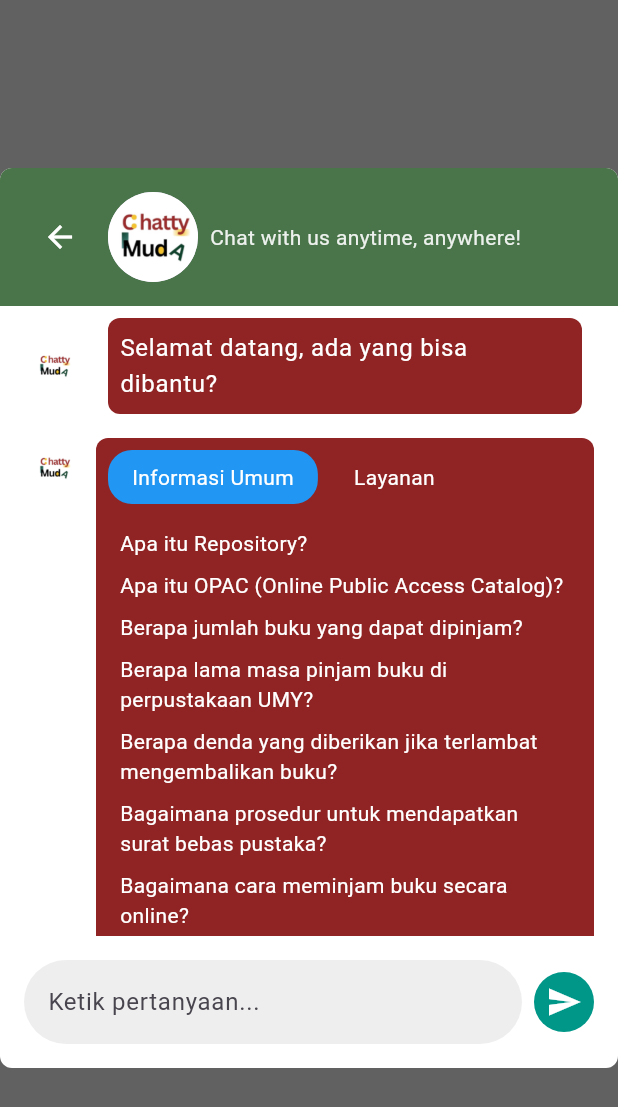
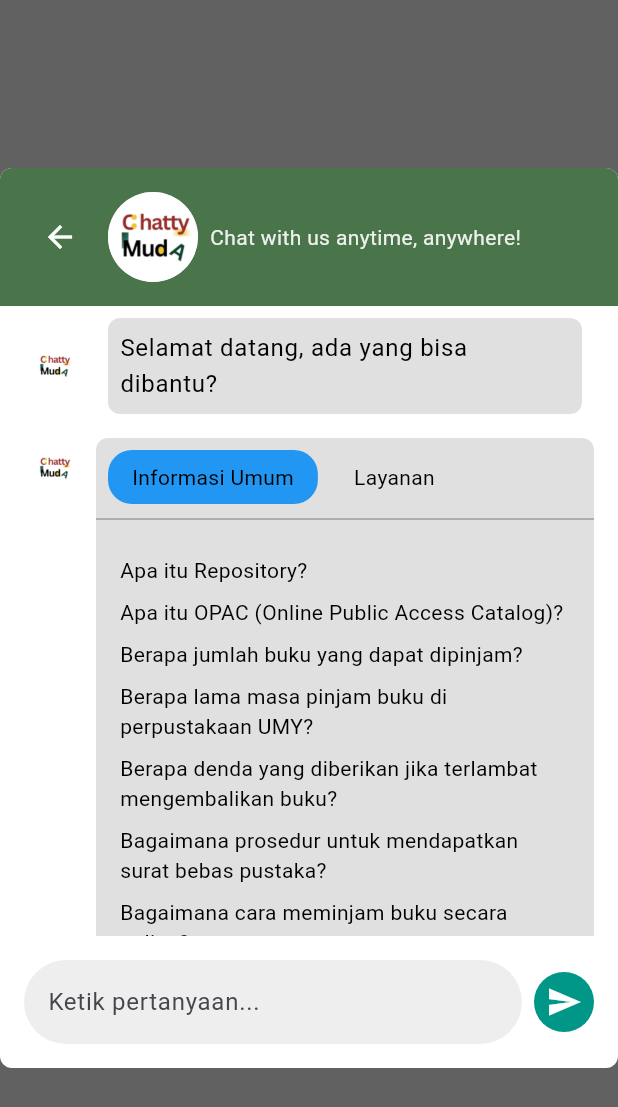
Before and after one commit to rezariswandhaaaa/frontend_chatbot, a Flutter app: the screen it shows after launch, after a tap on "Logout", after a tap on "Let's Go", on a phone screen of 412 x 824 dp. Shown: the top 1107 px of the screen. Run offline on Flutter 3.47's test engine with Material 3 defaults, Android fonts, the phone set to English and light mode, and no system bars; our stand-ins replace email_validator, file_picker; network calls fail.

```diff
--- a/lib/Authorized/admin_screen.dart
+++ b/lib/Authorized/admin_screen.dart
@@ -1,7 +1,6 @@
 import 'package:flutter/material.dart';
 import 'package:my_project/Authorized/addform.dart';
 import 'package:my_project/services/api_service.dart';
-import 'dart:io';
 import 'package:my_project/ui/landingpage.dart';
 import 'package:file_picker/file_picker.dart';
 
@@ -16,6 +15,8 @@ class _AdminScreenState extends State<AdminScreen> {
   int hoveredIndex = -1; // Variabel untuk melacak indeks yang di-hover
   List<dynamic> filteredQuestions = [];
   String searchQuery = '';
+  bool isHoveringDataInformasi = false;
+  bool isHoveringLogout = false;
 
   @override
   void initState() {
@@ -93,23 +94,48 @@ class _AdminScreenState extends State<AdminScreen> {
                 Expanded(
                   child: ListView(
                     children: [
-                      ListTile(
-                        leading: const Icon(Icons.info, color: Colors.black),
-                        title: const Text(
+                      MouseRegion(
+                        onEnter: (event) =>
+                            setState(() => isHoveringDataInformasi = true),
+                        onExit: (event) =>
+                            setState(() => isHoveringDataInformasi = false),
+                        child: ListTile(
+                          leading: Icon(Icons.info,
+                              color: isHoveringDataInformasi
+                                  ? Colors.red
+                                  : Colors.black),
+                          title: Text(
                             'Data Informasi',
                             style: TextStyle(
-                              color: Color.fromARGB(255, 164, 4, 4),
-                              fontWeight: FontWeight.bold),
+                              color: isHoveringDataInformasi
+                                  ? Color.fromARGB(
+                                      255, 255, 0, 0) // Warna merah saat hover
+                                  : Colors.black,
+                              fontWeight: FontWeight.bold,
+                            ),
                           ),
                           onTap: () {},
                         ),
+                      ),
                       const SizedBox(height: 10),
-                      ListTile(
-                        leading: const Icon(Icons.logout, color: Colors.black),
-                        title: const Text('Logout',
+                      // ListTile untuk Logout
+                      MouseRegion(
+                        onEnter: (event) =>
+                            setState(() => isHoveringLogout = true),
+                        onExit: (event) =>
+                            setState(() => isHoveringLogout = false),
+                        child: ListTile(
+                          leading: Icon(Icons.logout,
+                              color:
+                                  isHoveringLogout ? Colors.red : Colors.black),
+                          title: Text(
+                            'Logout',
                             style: TextStyle(
-                                color: Colors.black,
-                                fontWeight: FontWeight.bold)),
+                              color:
+                                  isHoveringLogout ? Colors.red : Colors.black,
+                              fontWeight: FontWeight.bold,
+                            ),
+                          ),
                           onTap: () {
                             Navigator.pushAndRemoveUntil(
                               context,
@@ -119,6 +145,7 @@ class _AdminScreenState extends State<AdminScreen> {
                                   false, // Menghapus semua rute sebelumnya
                             );
                           },
+                        ),
                       ),
                     ],
                   ),
@@ -177,7 +204,7 @@ class _AdminScreenState extends State<AdminScreen> {
                                     MaterialPageRoute(
                                         builder: (context) => AddFormScreen()));
                               },
-                              icon: const Icon(Icons.add, color: Colors.white),
+                              icon: const Icon(Icons.add_box_outlined, color: Colors.white),
                               label: const Text(
                                 "Tambah Data",
                                 style: TextStyle(color: Colors.white),
@@ -193,9 +220,12 @@ class _AdminScreenState extends State<AdminScreen> {
                             const SizedBox(width: 16),
                             ElevatedButton.icon(
                               onPressed: _pickAndUploadFile,
-                              icon: const Icon(Icons.upload, color: Colors.white),
+                              icon: const Icon(Icons.upload_file,
+                                  color: Colors.white),
                               label: const Text("Unggah Excel",
-                                  style: TextStyle(color: Colors.white, )),
+                                  style: TextStyle(
+                                    color: Colors.white,
+                                  )),
                               style: ElevatedButton.styleFrom(
                                 shape: const RoundedRectangleBorder(
                                   borderRadius: BorderRadius.zero,
@@ -244,7 +274,7 @@ class _AdminScreenState extends State<AdminScreen> {
                       Expanded(
                         child: Center(
                           child: Card(
-                            color: const Color.fromARGB(255, 191, 204, 193),
+                            color: Colors.grey[300],
                             elevation: 4,
                             margin:
                                 const EdgeInsets.symmetric(horizontal: 16.0),
@@ -307,7 +337,7 @@ class _AdminScreenState extends State<AdminScreen> {
                                         },
                                         child: Card(
                                           color: hoveredIndex == index
-                                              ? Colors.grey[300]
+                                              ? Colors.grey[100]
                                               : Colors.white,
                                           margin: const EdgeInsets.symmetric(
                                               vertical: 8.0),
--- a/lib/ui/chatbot_screen.dart
+++ b/lib/ui/chatbot_screen.dart
@@ -1,6 +1,7 @@
 import 'package:flutter/material.dart';
 import 'package:my_project/services/api_service.dart';
 import 'package:my_project/ui/landingpage.dart'; // Import ApiService
+import 'package:url_launcher/url_launcher.dart';
 
 class ChatBotScreen extends StatefulWidget {
   const ChatBotScreen({Key? key}) : super(key: key);
@@ -62,16 +63,17 @@ class _ChatBotScreenState extends State<ChatBotScreen> {
     } catch (e) {
       setState(() {
         _isLoading = false;
-        // Tampilkan pesan jika terjadi kesalahan pada koneksi API
         _messages.add({
           'sender': 'bot',
           'text':
-              'Jawaban tidak ditemukan. Silakan hubungi admin melalui WhatsApp.'
+              'Jawaban tidak ditemukan. Silakan hubungi admin melalui WhatsApp.',
         });
+
+        // Tambahkan tautan WhatsApp
         _messages.add({
           'sender': 'bot',
           'text':
-              'Klik di sini(https://wa.me/6281234567890) untuk menghubungi admin.'
+              'Klik di sini untuk menghubungi admin: https://wa.me/6287717659395',
         });
       });
     }
@@ -86,6 +88,15 @@ class _ChatBotScreenState extends State<ChatBotScreen> {
       duration: const Duration(milliseconds: 300),
       curve: Curves.easeOut,
     );
+  }
+
+  Future<void> _openWhatsApp(String url) async {
+    final Uri uri = Uri.parse(url);
+    if (await canLaunchUrl(uri)) {
+      await launchUrl(uri, mode: LaunchMode.externalApplication);
+    } else {
+      throw 'Tidak dapat membuka tautan $url';
+    }
   }
 
   @override
@@ -221,12 +232,12 @@ class _ChatBotScreenState extends State<ChatBotScreen> {
         child: Container(
           padding: const EdgeInsets.all(8),
           decoration: BoxDecoration(
-            color: const Color.fromARGB(255, 144, 36, 36),
+            color: Colors.grey[300],
             borderRadius: BorderRadius.circular(8),
           ),
           child: const Text(
             'Selamat datang, ada yang bisa dibantu?',
-            style: TextStyle(color: Colors.white),
+            style: TextStyle(color: Colors.black),
           ),
         ),
       ),
@@ -251,7 +262,7 @@ class _ChatBotScreenState extends State<ChatBotScreen> {
           Flexible(
             child: Container(
               decoration: BoxDecoration(
-                color: const Color.fromARGB(255, 144, 36, 36),
+                color: Colors.grey[300],
                 borderRadius: BorderRadius.circular(8),
               ),
               child: IntrinsicWidth(
@@ -284,7 +295,7 @@ class _ChatBotScreenState extends State<ChatBotScreen> {
                                 category,
                                 style: TextStyle(
                                   color:
-                                      isSelected ? Colors.white : Colors.white,
+                                      isSelected ? Colors.black : Colors.black,
                                 ),
                               ),
                             ),
@@ -292,26 +303,56 @@ class _ChatBotScreenState extends State<ChatBotScreen> {
                         );
                       }).toList(),
                     ),
+                    const SizedBox(
+                      height: 2,
+                    ),
+                    const Divider(
+                      color: Colors.grey,
+                      thickness: 1,
+                    ),
                     Padding(
                       padding: const EdgeInsets.all(16),
                       child: Column(
                         crossAxisAlignment: CrossAxisAlignment.start,
                         children: _questionsByCategory[_selectedCategory]!
-                            .map((question) => Padding(
-                                  padding: const EdgeInsets.only(bottom: 8),
+                            .map((question) {
+                          bool isHovered = false;
+                          return StatefulBuilder(
+                            builder: (context, setHoverState) {
+                              return MouseRegion(
+                                onEnter: (_) {
+                                  setHoverState(() => isHovered = true);
+                                },
+                                onExit: (_) {
+                                  setHoverState(() => isHovered = false);
+                                },
                                 child: GestureDetector(
                                   onTap: () {
                                     _controller.text = question;
                                     _sendMessage();
                                   },
+                                  child: Padding(
+                                    padding: const EdgeInsets.only(bottom: 8),
                                     child: Text(
                                       question,
-                                      style:
-                                          const TextStyle(color: Colors.white),
+                                      style: TextStyle(
+                                        color: isHovered
+                                            ? Colors.blue
+                                            : Colors.black,
+                                        decoration: isHovered
+                                            ? TextDecoration.underline
+                                            : TextDecoration.none,
+                                        fontWeight: isHovered
+                                            ? FontWeight.bold
+                                            : FontWeight.normal,
                                       ),
                                     ),
-                                ))
-                            .toList(),
+                                  ),
+                                ),
+                              );
+                            },
+                          );
+                        }).toList(),
                       ),
                     ),
                   ],
@@ -325,6 +366,8 @@ class _ChatBotScreenState extends State<ChatBotScreen> {
   }
 
   Widget _buildChatBubble(String text, bool isUser) {
+    bool isWhatsAppLink = text.contains('https://wa.me/');
+
     return Padding(
       padding: const EdgeInsets.symmetric(vertical: 8.0, horizontal: 16.0),
       child: Row(
@@ -345,9 +388,7 @@ class _ChatBotScreenState extends State<ChatBotScreen> {
             child: Container(
               padding: const EdgeInsets.all(12.0),
               decoration: BoxDecoration(
-                color: isUser
-                    ? const Color.fromARGB(255, 144, 36, 36)
-                    : const Color.fromARGB(255, 144, 36, 36),
+                color: isUser ? Colors.grey[300] : Colors.grey[300],
                 borderRadius: BorderRadius.only(
                   topLeft: const Radius.circular(12),
                   topRight: const Radius.circular(12),
@@ -355,10 +396,21 @@ class _ChatBotScreenState extends State<ChatBotScreen> {
                   bottomRight: isUser ? Radius.zero : const Radius.circular(12),
                 ),
               ),
+              child: isWhatsAppLink
+                  ? InkWell(
+                      onTap: () => _openWhatsApp(text.split(': ')[1].trim()),
                       child: Text(
+                        'Klik di sini untuk menghubungi admin.',
+                        style: TextStyle(
+                          color: Colors.blue,
+                          decoration: TextDecoration.none,
+                        ),
+                      ),
+                    )
+                  : Text(
                       text,
                       style: TextStyle(
-                  color: isUser ? Colors.white : Colors.white,
+                        color: isUser ? Colors.black : Colors.black,
                         fontSize: 16.0,
                         height: 1.5,
                       ),
```
Lines whose indentation alone changed are shown as unchanged.
